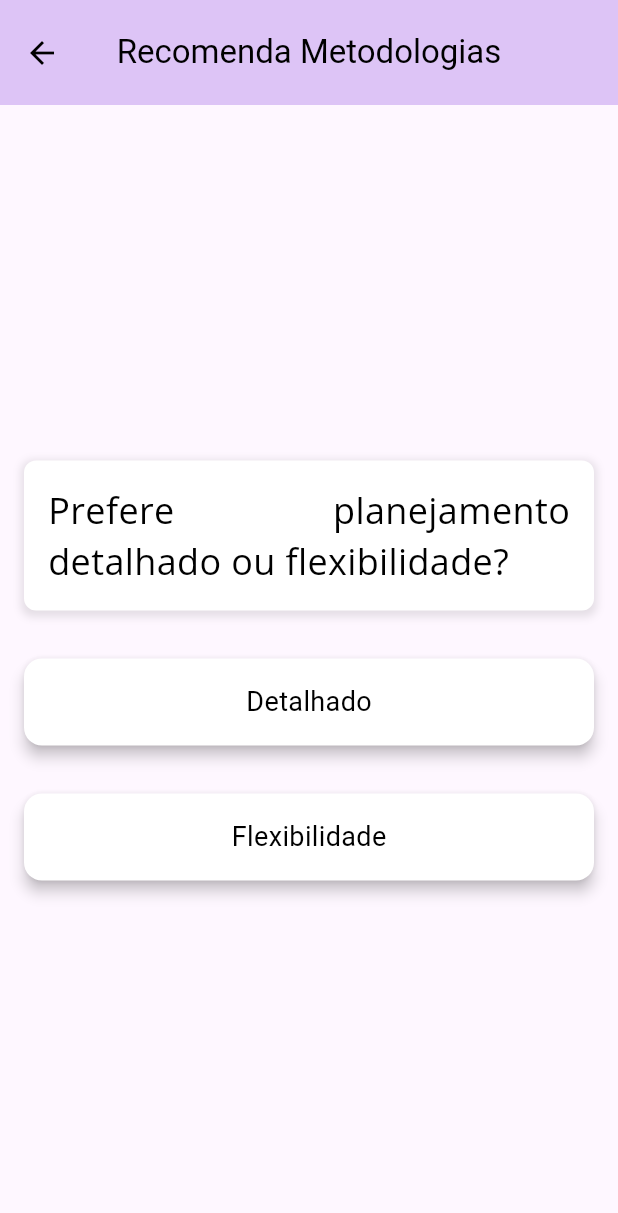
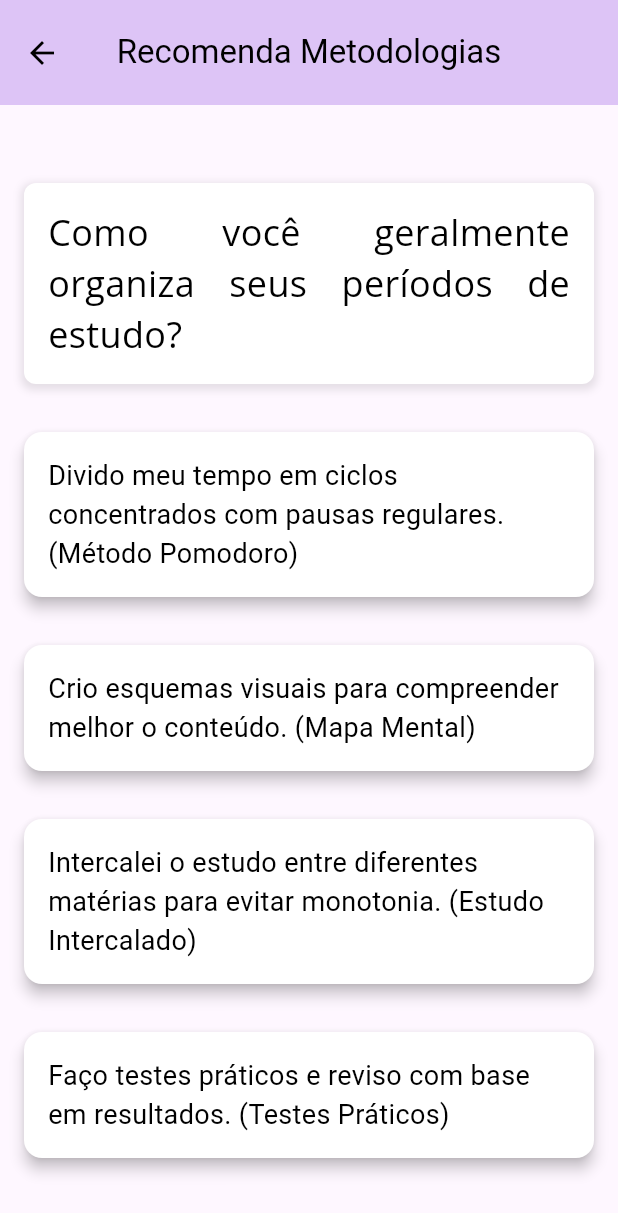
Before and after one commit to carolthy1/integrador10, a Flutter app: the QuizScreen screen opened directly, on a phone screen of 412 x 824 dp. Shown: the top 1213 px of the screen. Run offline on Flutter 3.47's test engine with Material 3 defaults, Android fonts, the phone set to English and light mode, and no system bars; our stand-ins replace cloud_firestore, firebase_auth, firebase_core, shared_preferences, sqflite; accounts and stored records are empty.

Commit message:
quiz mudado e funcionando

```diff
--- a/lib/quiz_screen.dart
+++ b/lib/quiz_screen.dart
@@ -47,98 +47,56 @@ class _QuizScreenState extends State<QuizScreen> {
       if (questionIndex < questions.length - 1) {
         questionIndex++;
       } else {
-        // Se todas as perguntas foram respondidas, mostra os resultados.
         showResults = true;
-        saveUserPreferences(); // Salva as respostas do usuário
+        saveUserPreferences();
+      }
+
+      // Randomizar a ordem das respostas antes de exibi-las
+      if (!showResults) {
+        questions[questionIndex]['answers'].shuffle();
       }
     });
   }
 
   final List<Map<String, dynamic>> questions = [
     {
-      'questionText': 'Prefere planejamento detalhado ou flexibilidade?',
-      'answers': ['Detalhado', 'Flexibilidade'],
-    },
-    {
-      'questionText': 'Gosta de iterações curtas ou longas?',
-      'answers': ['Curtas', 'Longas'],
-    },
-    {
-      'questionText': 'Você prefere documentação extensa ou mínima?',
-      'answers': ['Extensa', 'Mínima'],
-    },
-    {
-      'questionText': 'Como você lida com mudanças no projeto?',
-      'answers': ['Adapto facilmente', 'Prefiro evitar mudanças'],
-    },
-    {
-      'questionText': 'Como você se sente em relação à colaboração em equipe?',
-      'answers': ['Adoro trabalhar em equipe', 'Prefiro trabalhar sozinho'],
-    },
-    {
-      'questionText': 'Você gosta de definir metas específicas para o projeto?',
+      'questionText': 'Como você geralmente organiza seus períodos de estudo?',
       'answers': [
-        'Sim, metas claras são essenciais',
-        'Não, prefiro flexibilidade'
-      ],
-    },
-    {
-      'questionText': 'Prefere estudos contínuos ou intervalados?',
-      'answers': ['Contínuos', 'Intervalados'],
-    },
-    {
-      'questionText':
-          'Você costuma utilizar técnicas de gerenciamento de tempo?',
-      'answers': ['Sim', 'Não'],
-    },
-    {
-      'questionText':
-          'Quanto tempo você consegue se concentrar sem interrupções?',
-      'answers': ['Curto período', 'Longo período'],
-    },
-    // Novas perguntas relacionadas ao método de estudo "Pomodoro"
-    {
-      'questionText': 'Você costuma utilizar a técnica Pomodoro?',
-      'answers': ['Sim', 'Não'],
-    },
-    {
-      'questionText': 'Qual é a duração ideal para seus períodos de estudo?',
-      'answers': ['25 minutos', '50 minutos'],
-    },
-    {
-      'questionText': 'Prefere pausas curtas ou longas durante os intervalos?',
-      'answers': ['Curtas', 'Longas'],
-    },
-    {
-      'questionText':
-          'Você prefere trabalhar em blocos de tempo focado seguidos por pausas curtas?',
-      'answers': ['Sim', 'Não'],
-    },
-    {
-      'questionText': 'Como você lida com interrupções durante o trabalho?',
-      'answers': [
-        'Bem, consigo retomar facilmente',
-        'Prefiro evitar interrupções'
+        'Divido meu tempo em ciclos concentrados com pausas regulares. (Método Pomodoro)',
+        'Crio esquemas visuais para compreender melhor o conteúdo. (Mapa Mental)',
+        'Intercalei o estudo entre diferentes matérias para evitar monotonia. (Estudo Intercalado)',
+        'Faço testes práticos e reviso com base em resultados. (Testes Práticos)',
       ],
     },
     {
       'questionText':
-          'Você acha útil definir metas de produtividade para períodos específicos?',
-      'answers': ['Sim', 'Não'],
+          'Qual é a sua abordagem ao revisar e consolidar informações?',
+      'answers': [
+        'Opto por períodos focados, seguidos por pausas curtas. (Método Pomodoro)',
+        'Prefiro criar representações visuais para facilitar a compreensão. (Mapa Mental)',
+        'Vario entre disciplinas para manter a mente engajada. (Estudo Intercalado)',
+        'Realizo práticas como resolver exercícios e simulados. (Testes Práticos)',
+      ],
     },
     {
-      'questionText':
-          'Qual a sua opinião sobre pausas curtas durante o estudo/trabalho?',
+      'questionText': 'Como você lida com a assimilação de novos conceitos?',
       'answers': [
-        'São essenciais para minha produtividade',
-        'Podem ser dispensáveis'
+        'Utilizo intervalos de foco intenso intercalados com descanso. (Método Pomodoro)',
+        'Construo conexões visuais e mentais com mapas conceituais. (Mapa Mental)',
+        'Alternância entre diferentes disciplinas para manter o interesse. (Estudo Intercalado)',
+        'Reforço o aprendizado por meio de testes práticos. (Testes Práticos)',
       ],
     },
     {
       'questionText':
-          'Você se considera uma pessoa concentrada por longos períodos?',
-      'answers': ['Sim', 'Não'],
-    },
+          'Qual estratégia você acha mais eficaz para avaliar seu conhecimento?',
+      'answers': [
+        'Avalio meu progresso com períodos cronometrados. (Método Pomodoro)',
+        'Utilizo mapas mentais como uma ferramenta de revisão visual. (Mapa Mental)',
+        'Vario entre disciplinas para uma abordagem mais completa. (Estudo Intercalado)',
+        'Faço testes práticos e simulados para avaliar minha compreensão. (Testes Práticos)',
+      ],
+    }
   ];
 
   Future<void> saveUserPreferences() async {
@@ -147,107 +105,82 @@ class _QuizScreenState extends State<QuizScreen> {
   }
 
   String calculateRecommendedMethodology() {
-    int scoreCascata = 0;
-    int scoreScrum = 0;
-    int scoreKanban = 0;
-    int scoreScrumban = 0;
-    int scorePomodoro = 0;
+    Map<String, String> methodologyKeywords = {
+      'Divido meu tempo em ciclos concentrados com pausas regulares. (Método Pomodoro)':
+          'Pomodoro',
+      'Crio esquemas visuais para compreender melhor o conteúdo. (Mapa Mental)':
+          'Mapa Mental',
+      'Intercalei o estudo entre diferentes matérias para evitar monotonia. (Estudo Intercalado)':
+          'Estudo Intercalado',
+      'Faço testes práticos e reviso com base em resultados. (Testes Práticos)':
+          'Testes Práticos',
+      'Opto por períodos focados, seguidos por pausas curtas. (Método Pomodoro)':
+          'Pomodoro',
+      'Prefiro criar representações visuais para facilitar a compreensão. (Mapa Mental)':
+          'Mapa Mental',
+      'Vario entre disciplinas para manter a mente engajada. (Estudo Intercalado)':
+          'Estudo Intercalado',
+      'Realizo práticas como resolver exercícios e simulados. (Testes Práticos)':
+          'Testes Práticos',
+      'Utilizo intervalos de foco intenso intercalados com descanso. (Método Pomodoro)':
+          'Pomodoro',
+      'Construo conexões visuais e mentais com mapas conceituais. (Mapa Mental)':
+          'Mapa Mental',
+      'Alternância entre diferentes disciplinas para manter o interesse. (Estudo Intercalado)':
+          'Estudo Intercalado',
+      'Reforço o aprendizado por meio de testes práticos. (Testes Práticos)':
+          'Testes Práticos',
+      'Avalio meu progresso com períodos cronometrados. (Método Pomodoro)':
+          'Pomodoro',
+      'Utilizo mapas mentais como uma ferramenta de revisão visual. (Mapa Mental)':
+          'Mapa Mental',
+      'Vario entre disciplinas para uma abordagem mais completa. (Estudo Intercalado)':
+          'Estudo Intercalado',
+      'Faço testes práticos e simulados para avaliar minha compreensão. (Testes Práticos)':
+          'Testes Práticos',
+    };
+
+    Map<String, int> scores = {
+      'Pomodoro': 0,
+      'Mapa Mental': 0,
+      'Estudo Intercalado': 0,
+      'Testes Práticos': 0,
+    };
 
     for (String answer in answers) {
-      if (answer == 'Detalhado') {
-        scoreCascata++;
-      } else if (answer == 'Flexibilidade') {
-        scoreScrum++;
-      }
-      if (answer == 'Curtas') {
-        scoreScrum++;
-      } else if (answer == 'Longas') {
-        scoreKanban++;
-      }
-      if (answer == 'Extensa') {
-        scoreCascata++;
-      } else if (answer == 'Mínima') {
-        scoreKanban++;
-      }
-      if (answer == 'Adapto facilmente') {
-        scoreScrum++;
-      } else if (answer == 'Prefiro evitar mudanças') {
-        scoreCascata++;
-      }
-      if (answer == 'Adoro trabalhar em equipe') {
-        scoreScrumban++;
-      } else if (answer == 'Prefiro trabalhar sozinho') {
-        scoreKanban++;
-      }
-      if (answer == 'Sim, metas claras são essenciais') {
-        scoreCascata++;
-      } else if (answer == 'Não, prefiro flexibilidade') {
-        scoreScrumban++;
-      }
-      // Pontuação relacionada à técnica Pomodoro
-      if (answer == 'Sim') {
-        scorePomodoro++;
-      } else if (answer == 'Não') {
-        // Pode adicionar lógica adicional, se necessário
-      }
-      if (answer == '25 minutos') {
-        scorePomodoro++;
-      } else if (answer == '50 minutos') {
-        // Pode adicionar lógica adicional, se necessário
-      }
-      if (answer == 'Curtas') {
-        scorePomodoro++;
-      } else if (answer == 'Longas') {
-        // Pode adicionar lógica adicional, se necessário
-      }
-      if (answer == 'Sim') {
-        scorePomodoro++;
-      } else if (answer == 'Não') {
-        // Pode adicionar lógica adicional, se necessário
-      }
-      if (answer == 'Bem, consigo retomar facilmente') {
-        scorePomodoro++;
-      } else if (answer == 'Prefiro evitar interrupções') {
-        // Pode adicionar lógica adicional, se necessário
-      }
-      if (answer == 'Sim') {
-        scorePomodoro++;
-      } else if (answer == 'Não') {
-        // Pode adicionar lógica adicional, se necessário
+      for (String keyword in methodologyKeywords.keys) {
+        if (answer.contains(keyword)) {
+          String methodology = methodologyKeywords[keyword]!;
+          scores.update(methodology, (value) => value + 1);
+        }
       }
     }
 
-    // Adiciona a pontuação do Pomodoro à lógica de pontuação geral
-    if (scorePomodoro > scoreScrum &&
-        scorePomodoro > scoreCascata &&
-        scorePomodoro > scoreKanban &&
-        scorePomodoro > scoreScrumban) {
-      return 'Pomodoro';
-    } else if (scoreScrum > scoreCascata &&
-        scoreScrum > scoreKanban &&
-        scoreScrum > scoreScrumban) {
-      return 'Scrum';
-    } else if (scoreCascata > scoreKanban && scoreCascata > scoreScrumban) {
-      return 'Cascata';
-    } else if (scoreKanban > scoreScrumban) {
-      return 'Kanban';
-    } else {
-      return 'Scrumban';
-    }
+    int maxScore =
+        scores.values.reduce((max, score) => max > score ? max : score);
+
+    List<String> recommendedMethodologies =
+        scores.keys.where((key) => scores[key] == maxScore).toList();
+
+    print('Scores: $scores');
+    print('Max Score: $maxScore');
+    print('Recommended Methodologies: $recommendedMethodologies');
+
+    return recommendedMethodologies.length == 1
+        ? recommendedMethodologies.first
+        : 'Indeciso';
   }
 
   String getMethodologyDescription(String methodology) {
     switch (methodology) {
-      case 'Cascata':
-        return 'A metodologia Cascata é conhecida por seu foco em planejamento detalhado e documentação extensa. Ela é adequada para projetos com requisitos bem definidos desde o início.';
-      case 'Scrum':
-        return 'Scrum é uma metodologia ágil que enfatiza a flexibilidade e iterações curtas. É ideal para projetos que podem se adaptar a mudanças frequentes e feedback contínuo.';
-      case 'Kanban':
-        return 'Kanban é uma abordagem visual que se concentra na gestão do fluxo de trabalho. É recomendada para projetos que exigem um controle rigoroso do trabalho em andamento.';
-      case 'Scrumban':
-        return 'Scrumban combina elementos do Scrum e do Kanban, oferecendo flexibilidade e controle do fluxo. É uma escolha sólida para projetos que desejam uma abordagem híbrida.';
       case 'Pomodoro':
         return 'A técnica Pomodoro é um método de gerenciamento de tempo que utiliza intervalos de trabalho focado, chamados "Pomodoros", seguidos por breves pausas. Essa abordagem visa melhorar a eficiência e manter alta a concentração ao dividir o trabalho em segmentos cronometrados.';
+      case 'Mapa Mental':
+        return 'O Mapa Mental é uma técnica que envolve a criação de diagramas visuais para organizar informações e auxiliar na compreensão de conceitos. Essa abordagem é útil para visualizar conexões entre ideias e facilitar a memorização.';
+      case 'Estudo Intercalado':
+        return 'O Estudo Intercalado é uma estratégia de aprendizado que envolve alternar entre diferentes matérias durante as sessões de estudo. Essa abordagem ajuda a evitar a monotonia, melhorando a retenção e o entendimento do conteúdo.';
+      case 'Testes Práticos':
+        return 'Os Testes Práticos são uma prática que envolve a realização de exercícios e avaliações práticas para reforçar o aprendizado. Essa abordagem é eficaz para verificar a compreensão do conteúdo e identificar áreas que precisam de revisão.';
       default:
         return 'Descrição não disponível';
     }
@@ -255,16 +188,14 @@ class _QuizScreenState extends State<QuizScreen> {
 
   String getMethodologyTips(String methodology) {
     switch (methodology) {
-      case 'Cascata':
-        return '\n1. Certifique-se de ter requisitos bem definidos antes de começar o projeto.\n2. Faça um planejamento detalhado desde o início.\n3. Documente cada fase do projeto minuciosamente.';
-      case 'Scrum':
-        return '\n1. Mantenha iterações curtas e regulares (sprints).\n2. Priorize a flexibilidade para se adaptar a mudanças durante o desenvolvimento.\n3. Realize reuniões diárias para manter a equipe alinhada.';
-      case 'Kanban':
-        return '\n1. Visualize seu fluxo de trabalho com um quadro Kanban.\n2. Limite o trabalho em andamento para evitar sobrecarga.\n3. Otimize continuamente seu processo com base nos dados do quadro.';
-      case 'Scrumban':
-        return '\n1. Combine elementos do Scrum e do Kanban conforme necessário.\n2. Mantenha um equilíbrio entre flexibilidade e controle do fluxo.\n3. Ajuste suas práticas de acordo com as necessidades específicas do projeto.';
       case 'Pomodoro':
         return '\n1. Configure um temporizador para períodos de trabalho de 25 minutos (um Pomodoro).\n2. Concentre-se intensamente na tarefa durante o Pomodoro, evitando distrações.\n3. Após cada Pomodoro, faça uma pausa curta de 5 minutos.\n4. Após completar quatro Pomodoros, faça uma pausa mais longa, de 15-30 minutos.\n5. Ajuste a duração dos Pomodoros e pausas conforme sua preferência e necessidades.';
+      case 'Mapa Mental':
+        return '\n1. Comece pelo centro do mapa mental, colocando o conceito principal.\n2. Use cores, imagens e palavras-chave para representar informações.\n3. Conecte ideias relacionadas com linhas ou ramificações.\n4. Mantenha o mapa mental claro e conciso para facilitar a compreensão.';
+      case 'Estudo Intercalado':
+        return '\n1. Divida seu tempo de estudo em blocos para diferentes matérias.\n2. Alterne entre os blocos de estudo, evitando longos períodos em uma única disciplina.\n3. Reserve intervalos curtos para descanso entre os blocos de estudo.\n4. Revise as informações periodicamente para reforçar a retenção.';
+      case 'Testes Práticos':
+        return '\n1. Realize exercícios práticos relacionados ao conteúdo estudado.\n2. Utilize simulados e testes para avaliar sua compreensão.\n3. Identifique áreas de dificuldade e concentre-se nelas durante a revisão.\n4. Analise os resultados dos testes para direcionar seus esforços de estudo.';
       default:
         return 'Dicas não disponíveis';
     }
```
